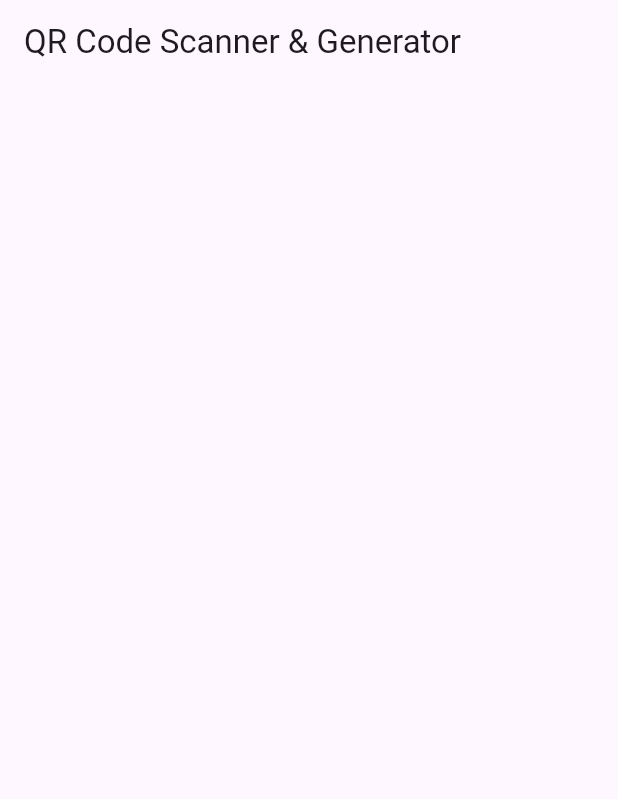
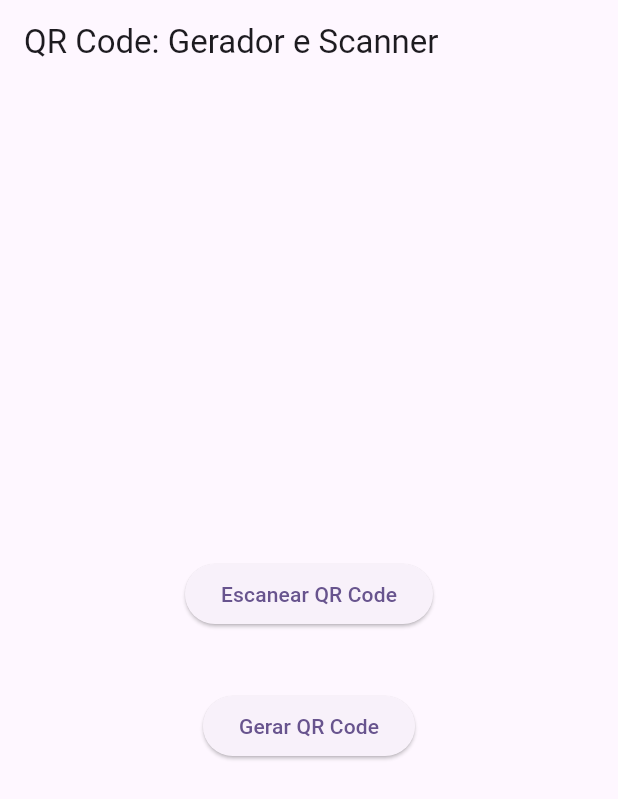
Before and after one commit to nivicim/app, a Flutter app: the screen it shows after launch, on a phone screen of 412 x 824 dp. Shown: the top 799 px of the screen. Run offline on Flutter 3.47's test engine with Material 3 defaults, Android fonts, the phone set to English and light mode, and no system bars; our stand-ins replace qr_flutter; missing offline and left inert: flutter_barcode_scanner.

```diff
--- a/lib/main.dart
+++ b/lib/main.dart
@@ -1,3 +1,5 @@
+import 'package:app/escanear_qrcode.dart';
+import 'package:app/gerar_qrcode.dart';
 import 'package:flutter/material.dart';
 
 void main() {
@@ -11,7 +13,7 @@ class MyApp extends StatelessWidget {
   @override
   Widget build(BuildContext context) {
     return MaterialApp(
-      title: 'QR Code Scanner & Generator',
+      title: 'QR Code: Scanner e Gerador',
       debugShowCheckedModeBanner: false,
       home: const HomePage(),
       theme: ThemeData(
@@ -34,7 +36,25 @@ class _MyWidgetState extends State<HomePage> {
   Widget build(BuildContext context) {
     return Scaffold(
 
-      appBar: AppBar(title: const Text('QR Code Scanner & Generator'),),
+      appBar: AppBar(title: const Text('QR Code: Gerador e Scanner'),),
+      body: Center
+      (
+        child: Column(
+          mainAxisAlignment: MainAxisAlignment.center,
+          children: [
+            ElevatedButton(onPressed: (){
+              setState(() {
+                Navigator.of(context).push(MaterialPageRoute(builder: (context)=>const EscanearQRCode()));
+              });
+            }, child: const Text("Escanear QR Code")) ,const SizedBox(height: 40,),
+            ElevatedButton(onPressed: (){
+              setState(() {
+                Navigator.of(context).push(MaterialPageRoute(builder: (context)=>const GerarQrcode()));
+              });
+            }, child: const Text("Gerar QR Code"))
+          ],
+        ),
+      ),
 
     );
   }
```
Also changed, not shown: lib/escanear_qrcode.dart (added, +45 -0 lines), lib/gerar_qrcode.dart (added, +44 -0 lines).
